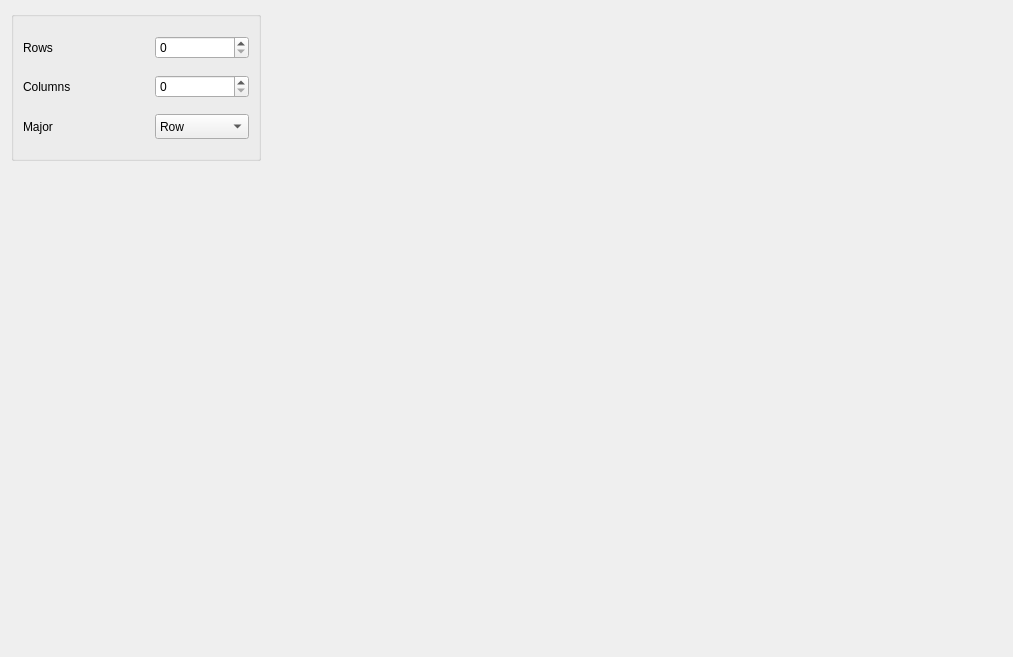
SCIInstitute/SCIRun, file src/Interface/Modules/Math/ResizeMatrixDialog.ui: the form before one commit.
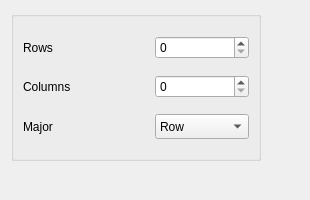
The form after the commit.

Diff of the .ui file:
```diff
--- a/src/Interface/Modules/Math/ResizeMatrixDialog.ui
+++ b/src/Interface/Modules/Math/ResizeMatrixDialog.ui
@@ -6,8 +6,8 @@
    <rect>
     <x>0</x>
     <y>0</y>
-    <width>1013</width>
-    <height>657</height>
+    <width>310</width>
+    <height>200</height>
    </rect>
   </property>
   <property name="sizePolicy">
```
Left out of the diff: 12 changed lines with no effect on the pictures.
